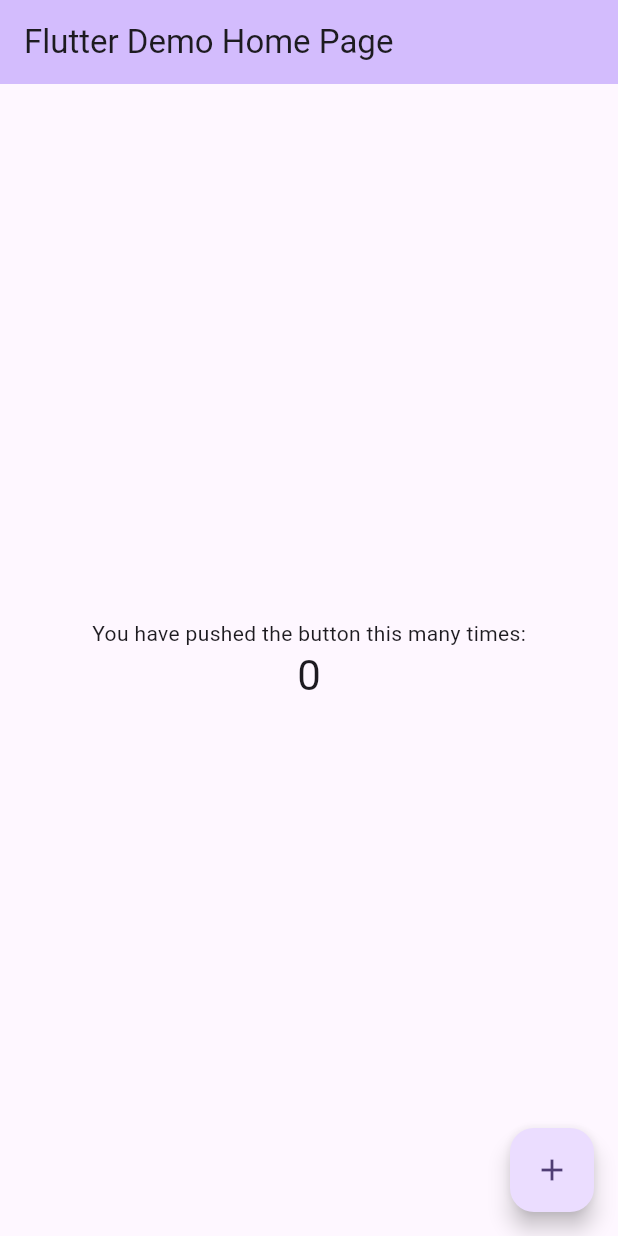
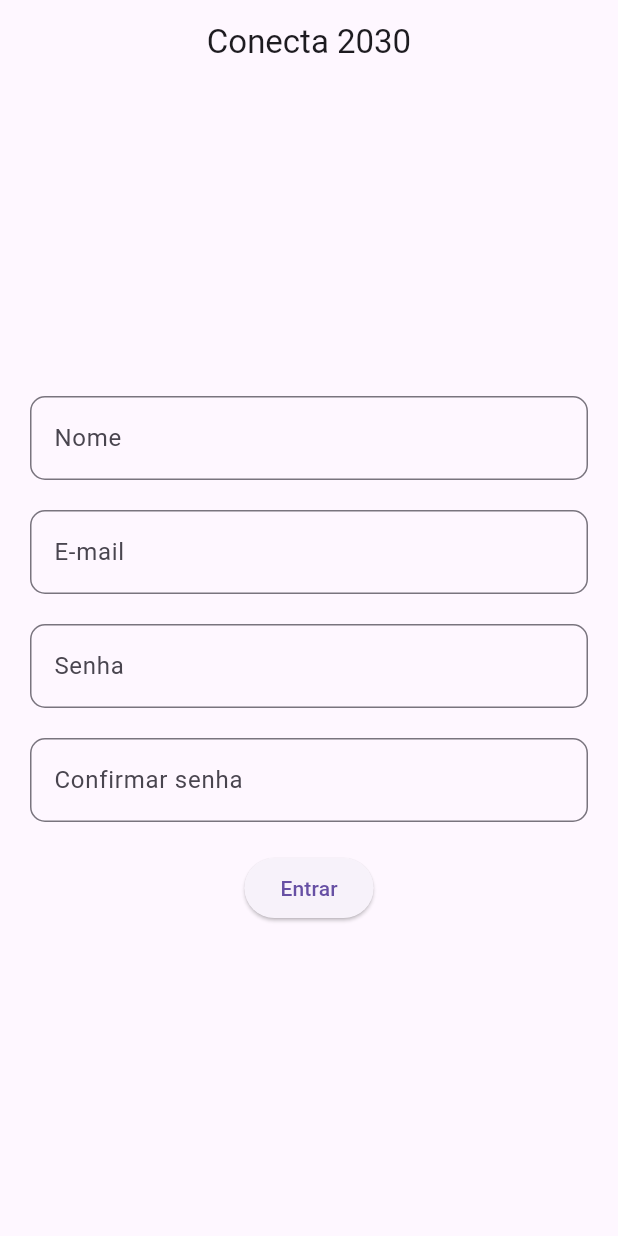
Before and after one commit to kauanBestel/flutter-equipment-booking, a Flutter app: the screen it shows after launch, on a phone screen of 412 x 824 dp. Run offline on Flutter 3.47's test engine with Material 3 defaults, Android fonts, the light colour scheme and no system bars; our stand-ins replace firebase_core; accounts and stored records are empty.

Commit message:
improvements in the  register page screen

```diff
--- a/lib/main.dart
+++ b/lib/main.dart
@@ -1,4 +1,5 @@
 import 'package:flutter/material.dart';
+import 'package:equipment_boking/presentation/screens/RegisterPage.dart';
 
 void main() {
   runApp(const MyApp());
@@ -13,113 +14,10 @@
     return MaterialApp(
       title: 'Flutter Demo',
       theme: ThemeData(
-        // This is the theme of your application.
-        //
-        // TRY THIS: Try running your application with "flutter run". You'll see
-        // the application has a purple toolbar. Then, without quitting the app,
-        // try changing the seedColor in the colorScheme below to Colors.green
-        // and then invoke "hot reload" (save your changes or press the "hot
-        // reload" button in a Flutter-supported IDE, or press "r" if you used
-        // the command line to start the app).
-        //
-        // Notice that the counter didn't reset back to zero; the application
-        // state is not lost during the reload. To reset the state, use hot
-        // restart instead.
-        //
-        // This works for code too, not just values: Most code changes can be
-        // tested with just a hot reload.
         colorScheme: ColorScheme.fromSeed(seedColor: Colors.deepPurple),
         useMaterial3: true,
       ),
-      home: const MyHomePage(title: 'Flutter Demo Home Page'),
+      home: const RegisterPage(),
     );
   }
 }
-
-class MyHomePage extends StatefulWidget {
-  const MyHomePage({super.key, required this.title});
-
-  // This widget is the home page of your application. It is stateful, meaning
-  // that it has a State object (defined below) that contains fields that affect
-  // how it looks.
-
-  // This class is the configuration for the state. It holds the values (in this
-  // case the title) provided by the parent (in this case the App widget) and
-  // used by the build method of the State. Fields in a Widget subclass are
-  // always marked "final".
-
-  final String title;
-
-  @override
-  State<MyHomePage> createState() => _MyHomePageState();
-}
-
-class _MyHomePageState extends State<MyHomePage> {
-  int _counter = 0;
-
-  void _incrementCounter() {
-    setState(() {
-      // This call to setState tells the Flutter framework that something has
-      // changed in this State, which causes it to rerun the build method below
-      // so that the display can reflect the updated values. If we changed
-      // _counter without calling setState(), then the build method would not be
-      // called again, and so nothing would appear to happen.
-      _counter++;
-    });
-  }
-
-  @override
-  Widget build(BuildContext context) {
-    // This method is rerun every time setState is called, for instance as done
-    // by the _incrementCounter method above.
-    //
-    // The Flutter framework has been optimized to make rerunning build methods
-    // fast, so that you can just rebuild anything that needs updating rather
-    // than having to individually change instances of widgets.
-    return Scaffold(
-      appBar: AppBar(
-        // TRY THIS: Try changing the color here to a specific color (to
-        // Colors.amber, perhaps?) and trigger a hot reload to see the AppBar
-        // change color while the other colors stay the same.
-        backgroundColor: Theme.of(context).colorScheme.inversePrimary,
-        // Here we take the value from the MyHomePage object that was created by
-        // the App.build method, and use it to set our appbar title.
-        title: Text(widget.title),
-      ),
-      body: Center(
-        // Center is a layout widget. It takes a single child and positions it
-        // in the middle of the parent.
-        child: Column(
-          // Column is also a layout widget. It takes a list of children and
-          // arranges them vertically. By default, it sizes itself to fit its
-          // children horizontally, and tries to be as tall as its parent.
-          //
-          // Column has various properties to control how it sizes itself and
-          // how it positions its children. Here we use mainAxisAlignment to
-          // center the children vertically; the main axis here is the vertical
-          // axis because Columns are vertical (the cross axis would be
-          // horizontal).
-          //
-          // TRY THIS: Invoke "debug painting" (choose the "Toggle Debug Paint"
-          // action in the IDE, or press "p" in the console), to see the
-          // wireframe for each widget.
-          mainAxisAlignment: MainAxisAlignment.center,
-          children: <Widget>[
-            const Text(
-              'You have pushed the button this many times:',
-            ),
-            Text(
-              '$_counter',
-              style: Theme.of(context).textTheme.headlineMedium,
-            ),
-          ],
-        ),
-      ),
-      floatingActionButton: FloatingActionButton(
-        onPressed: _incrementCounter,
-        tooltip: 'Increment',
-        child: const Icon(Icons.add),
-      ), // This trailing comma makes auto-formatting nicer for build methods.
-    );
-  }
-}
--- /dev/null
+++ b/lib/presentation/screens/RegisterPage.dart
@@ -0,0 +1,74 @@
+import 'package:flutter/material.dart';
+
+void main() {
+  runApp(const RegisterPage());
+}
+
+class RegisterPage extends StatelessWidget {
+  const RegisterPage({Key? key}) : super(key: key);
+
+  @override
+  Widget build(BuildContext context) {
+    return MaterialApp(
+      home: Scaffold(
+        appBar: AppBar(
+          title: const Text('Conecta 2030'),
+          centerTitle: true,
+        ),
+        body: Center(
+          child: Padding(
+            padding: const EdgeInsets.all(20.0),
+            child: Column(
+              mainAxisAlignment: MainAxisAlignment.center,
+              children: [
+                TextFormField(
+                  decoration: InputDecoration(
+                    labelText: 'Nome',
+                    border: OutlineInputBorder(
+                      borderRadius: BorderRadius.circular(10.0),
+                    ),
+                  ),
+                ),
+                const SizedBox(
+                  height: 20,
+                ),
+                TextFormField(
+                  decoration: InputDecoration(
+                    labelText: 'E-mail',
+                    border: OutlineInputBorder(
+                      borderRadius: BorderRadius.circular(10),
+                    ),
+                  ),
+                ),
+                const SizedBox(height: 20.0),
+                TextFormField(
+                  decoration: InputDecoration(
+                    labelText: 'Senha',
+                    border: OutlineInputBorder(
+                      borderRadius: BorderRadius.circular(10.0),
+                    ),
+                  ),
+                ),
+                const SizedBox(height: 20),
+                TextFormField(
+                  decoration: InputDecoration(
+                      labelText: 'Confirmar senha',
+                      border: OutlineInputBorder(
+                        borderRadius: BorderRadius.circular(10.0),
+                      )),
+                ),
+                const SizedBox(height: 20.0),
+                ElevatedButton(
+                  onPressed: () {
+                    //botão
+                  },
+                  child: const Text('Entrar'),
+                ),
+              ],
+            ),
+          ),
+        ),
+      ),
+    );
+  }
+}
```
